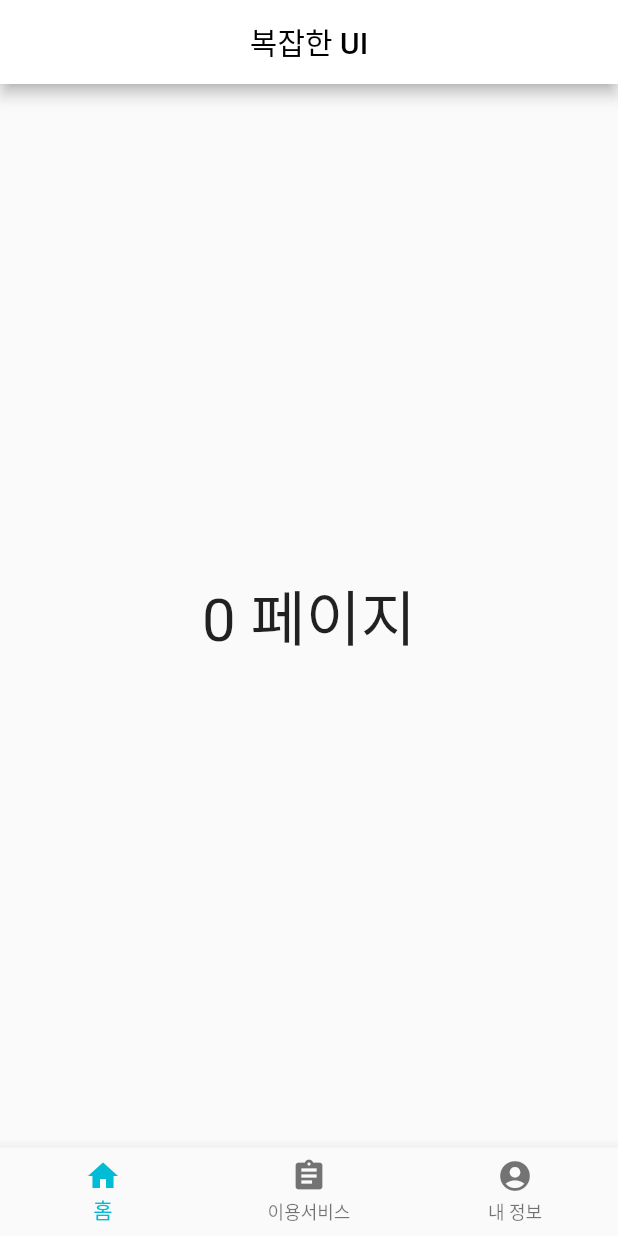
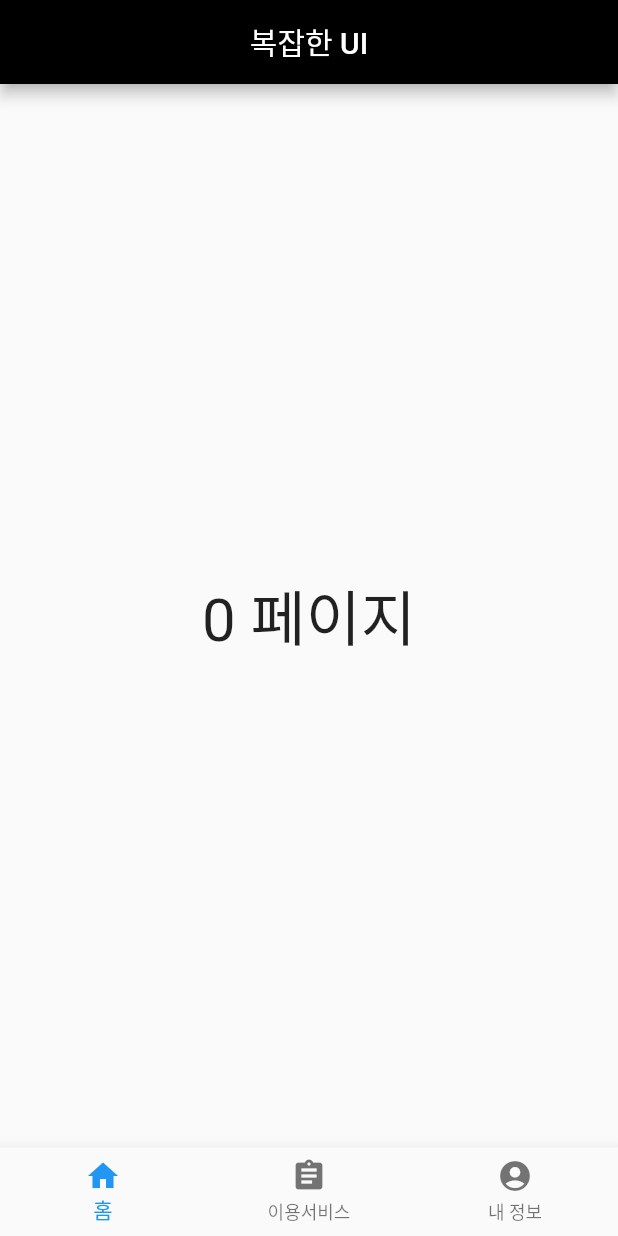
Before and after one commit to chohyeryung/mirim-taxi, a Flutter app: the screen it shows after launch, on a phone screen of 412 x 824 dp. Run offline on Flutter 3.47's test engine with Material 2 defaults, Android fonts, the phone set to English and light mode, and no system bars.

Commit message:
#3 - AppBar 위젯 수정 - 색상지정하기

```diff
--- a/lib/main.dart
+++ b/lib/main.dart
@@ -11,8 +11,7 @@ class MyApp extends StatelessWidget {
     return MaterialApp(
       title: 'Flutter Demo',
       theme: ThemeData(
-        primarySwatch: Colors.cyan,
-        visualDensity: VisualDensity.adaptivePlatformDensity,
+       primaryColor: Colors.black,
       ),
       home: MyHomePage(),
     );
@@ -31,9 +30,17 @@ class _MyHomePageState extends State<MyHomePage> {
   Widget build(BuildContext context) {
     return Scaffold(
       appBar:AppBar(
-        backgroundColor: Colors.white,
-        title: Text('복잡한 UI', style : TextStyle(color:Colors.black),),
+        title: Text('복잡한 UI'),
           centerTitle:true,
+        actions: <Widget>[
+          IconButton(
+            icon:Icon(
+              Icons.more_vert,
+              color:Colors.black,
+            ),
+            onPressed:() {},
+          ),
+        ],
       ),
       body: Center(
         child:Text(
```
